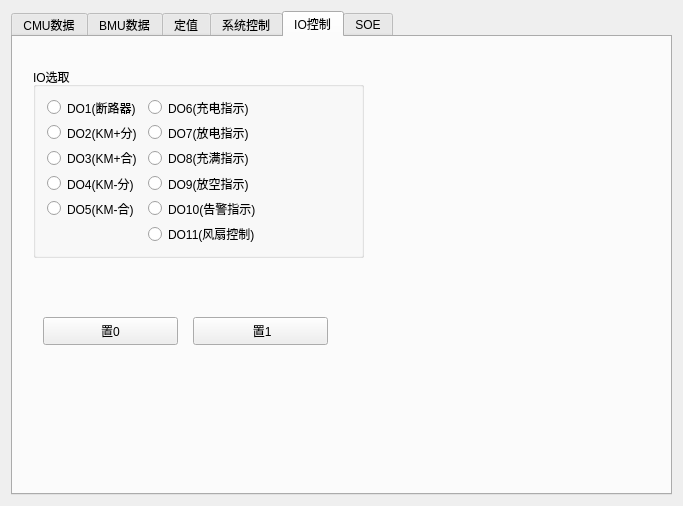
Before: the Qt Designer form widget.ui in Shogpe/bmsTool, drawn with Qt 5.
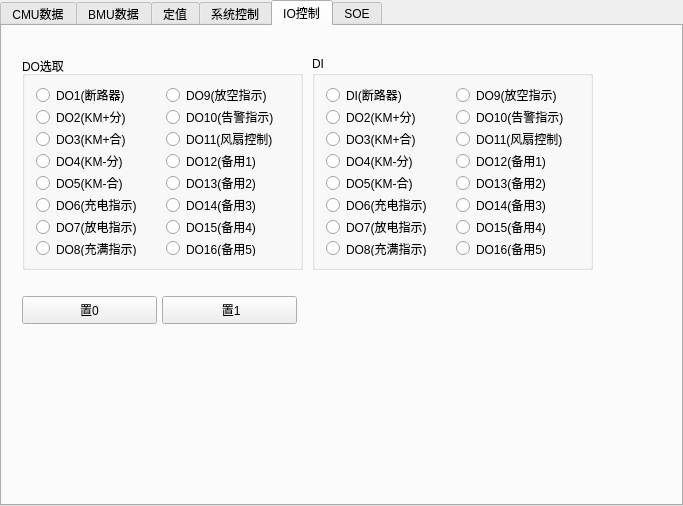
After: the same form once the commit is applied. The open tabs and pages were chosen to show the change. Custom widgets are drawn as their Qt base class.

Diff of the .ui file:
```diff
--- a/widget.ui
+++ b/widget.ui
@@ -32,6 +32,18 @@
    <bool>true</bool>
   </property>
   <layout class="QHBoxLayout" name="horizontalLayout">
+   <property name="leftMargin">
+    <number>0</number>
+   </property>
+   <property name="topMargin">
+    <number>0</number>
+   </property>
+   <property name="rightMargin">
+    <number>0</number>
+   </property>
+   <property name="bottomMargin">
+    <number>0</number>
+   </property>
    <item>
     <widget class="QTabWidget" name="DataWidget">
      <property name="enabled">
@@ -5449,8 +5461,8 @@
       <widget class="QPushButton" name="btnSetDO">
        <property name="geometry">
         <rect>
-         <x>180</x>
-         <y>280</y>
+         <x>160</x>
+         <y>270</y>
          <width>135</width>
          <height>28</height>
         </rect>
@@ -5468,8 +5480,8 @@
       <widget class="QPushButton" name="btnResetDO">
        <property name="geometry">
         <rect>
-         <x>30</x>
-         <y>280</y>
+         <x>20</x>
+         <y>270</y>
          <width>135</width>
          <height>28</height>
         </rect>
@@ -5489,42 +5501,14 @@
         <rect>
          <x>20</x>
          <y>30</y>
-         <width>331</width>
-         <height>191</height>
+         <width>281</width>
+         <height>214</height>
         </rect>
        </property>
        <property name="title">
-        <string>IO选取</string>
+        <string>DO选取</string>
        </property>
-       <layout class="QFormLayout" name="formLayout">
-        <item row="0" column="0">
-         <widget class="QRadioButton" name="radioButton">
-          <property name="text">
-           <string>DO1(断路器)</string>
-          </property>
-         </widget>
-        </item>
-        <item row="1" column="0">
-         <widget class="QRadioButton" name="radioButton_2">
-          <property name="text">
-           <string>DO2(KM+分)</string>
-          </property>
-         </widget>
-        </item>
-        <item row="2" column="0">
-         <widget class="QRadioButton" name="radioButton_3">
-          <property name="text">
-           <string>DO3(KM+合)</string>
-          </property>
-         </widget>
-        </item>
-        <item row="3" column="0">
-         <widget class="QRadioButton" name="radioButton_4">
-          <property name="text">
-           <string>DO4(KM-分)</string>
-          </property>
-         </widget>
-        </item>
+       <layout class="QGridLayout" name="gridLayout_5">
         <item row="4" column="0">
          <widget class="QRadioButton" name="radioButton_5">
           <property name="text">
@@ -5532,45 +5516,241 @@
           </property>
          </widget>
         </item>
-        <item row="0" column="1">
+        <item row="5" column="0">
          <widget class="QRadioButton" name="radioButton_6">
           <property name="text">
            <string>DO6(充电指示)</string>
           </property>
          </widget>
         </item>
-        <item row="1" column="1">
+        <item row="2" column="0">
+         <widget class="QRadioButton" name="radioButton_3">
+          <property name="text">
+           <string>DO3(KM+合)</string>
+          </property>
+         </widget>
+        </item>
+        <item row="3" column="0">
+         <widget class="QRadioButton" name="radioButton_4">
+          <property name="text">
+           <string>DO4(KM-分)</string>
+          </property>
+         </widget>
+        </item>
+        <item row="6" column="0">
          <widget class="QRadioButton" name="radioButton_7">
           <property name="text">
            <string>DO7(放电指示)</string>
           </property>
          </widget>
         </item>
-        <item row="2" column="1">
+        <item row="0" column="0">
+         <widget class="QRadioButton" name="radioButton">
+          <property name="text">
+           <string>DO1(断路器)</string>
+          </property>
+         </widget>
+        </item>
+        <item row="1" column="0">
+         <widget class="QRadioButton" name="radioButton_2">
+          <property name="text">
+           <string>DO2(KM+分)</string>
+          </property>
+         </widget>
+        </item>
+        <item row="7" column="0">
          <widget class="QRadioButton" name="radioButton_8">
           <property name="text">
            <string>DO8(充满指示)</string>
           </property>
          </widget>
         </item>
-        <item row="3" column="1">
+        <item row="0" column="1">
          <widget class="QRadioButton" name="radioButton_9">
           <property name="text">
            <string>DO9(放空指示)</string>
           </property>
          </widget>
         </item>
-        <item row="4" column="1">
+        <item row="1" column="1">
          <widget class="QRadioButton" name="radioButton_10">
           <property name="text">
            <string>DO10(告警指示)</string>
           </property>
          </widget>
         </item>
-        <item row="5" column="1">
+        <item row="2" column="1">
          <widget class="QRadioButton" name="radioButton_11">
           <property name="text">
            <string>DO11(风扇控制)</string>
+          </property>
+         </widget>
+        </item>
+        <item row="3" column="1">
+         <widget class="QRadioButton" name="radioButton_12">
+          <property name="text">
+           <string>DO12(备用1)</string>
+          </property>
+         </widget>
+        </item>
+        <item row="4" column="1">
+         <widget class="QRadioButton" name="radioButton_13">
+          <property name="text">
+           <string>DO13(备用2)</string>
+          </property>
+         </widget>
+        </item>
+        <item row="5" column="1">
+         <widget class="QRadioButton" name="radioButton_14">
+          <property name="text">
+           <string>DO14(备用3)</string>
+          </property>
+         </widget>
+        </item>
+        <item row="6" column="1">
+         <widget class="QRadioButton" name="radioButton_15">
+          <property name="text">
+           <string>DO15(备用4)</string>
+          </property>
+         </widget>
+        </item>
+        <item row="7" column="1">
+         <widget class="QRadioButton" name="radioButton_16">
+          <property name="text">
+           <string>DO16(备用5)</string>
+          </property>
+         </widget>
+        </item>
+       </layout>
+      </widget>
+      <widget class="QGroupBox" name="m_pButtonGroup_2">
+       <property name="geometry">
+        <rect>
+         <x>310</x>
+         <y>30</y>
+         <width>281</width>
+         <height>214</height>
+        </rect>
+       </property>
+       <property name="title">
+        <string>DI</string>
+       </property>
+       <layout class="QGridLayout" name="gridLayout_6">
+        <item row="4" column="0">
+         <widget class="QRadioButton" name="radioButton_17">
+          <property name="text">
+           <string>DO5(KM-合)</string>
+          </property>
+         </widget>
+        </item>
+        <item row="5" column="0">
+         <widget class="QRadioButton" name="radioButton_18">
+          <property name="text">
+           <string>DO6(充电指示)</string>
+          </property>
+         </widget>
+        </item>
+        <item row="2" column="0">
+         <widget class="QRadioButton" name="radioButton_19">
+          <property name="text">
+           <string>DO3(KM+合)</string>
+          </property>
+         </widget>
+        </item>
+        <item row="3" column="0">
+         <widget class="QRadioButton" name="radioButton_20">
+          <property name="text">
+           <string>DO4(KM-分)</string>
+          </property>
+         </widget>
+        </item>
+        <item row="6" column="0">
+         <widget class="QRadioButton" name="radioButton_21">
+          <property name="text">
+           <string>DO7(放电指示)</string>
+          </property>
+         </widget>
+        </item>
+        <item row="0" column="0">
+         <widget class="QRadioButton" name="radioButton_22">
+          <property name="enabled">
+           <bool>true</bool>
+          </property>
+          <property name="text">
+           <string>DI(断路器)</string>
+          </property>
+          <property name="checkable">
+           <bool>false</bool>
+          </property>
+         </widget>
+        </item>
+        <item row="1" column="0">
+         <widget class="QRadioButton" name="radioButton_23">
+          <property name="text">
+           <string>DO2(KM+分)</string>
+          </property>
+         </widget>
+        </item>
+        <item row="7" column="0">
+         <widget class="QRadioButton" name="radioButton_24">
+          <property name="text">
+           <string>DO8(充满指示)</string>
+          </property>
+         </widget>
+        </item>
+        <item row="0" column="1">
+         <widget class="QRadioButton" name="radioButton_25">
+          <property name="text">
+           <string>DO9(放空指示)</string>
+          </property>
+         </widget>
+        </item>
+        <item row="1" column="1">
+         <widget class="QRadioButton" name="radioButton_26">
+          <property name="text">
+           <string>DO10(告警指示)</string>
+          </property>
+         </widget>
+        </item>
+        <item row="2" column="1">
+         <widget class="QRadioButton" name="radioButton_27">
+          <property name="text">
+           <string>DO11(风扇控制)</string>
+          </property>
+         </widget>
+        </item>
+        <item row="3" column="1">
+         <widget class="QRadioButton" name="radioButton_28">
+          <property name="text">
+           <string>DO12(备用1)</string>
+          </property>
+         </widget>
+        </item>
+        <item row="4" column="1">
+         <widget class="QRadioButton" name="radioButton_29">
+          <property name="text">
+           <string>DO13(备用2)</string>
+          </property>
+         </widget>
+        </item>
+        <item row="5" column="1">
+         <widget class="QRadioButton" name="radioButton_30">
+          <property name="text">
+           <string>DO14(备用3)</string>
+          </property>
+         </widget>
+        </item>
+        <item row="6" column="1">
+         <widget class="QRadioButton" name="radioButton_31">
+          <property name="text">
+           <string>DO15(备用4)</string>
+          </property>
+         </widget>
+        </item>
+        <item row="7" column="1">
+         <widget class="QRadioButton" name="radioButton_32">
+          <property name="text">
+           <string>DO16(备用5)</string>
           </property>
          </widget>
         </item>
```
